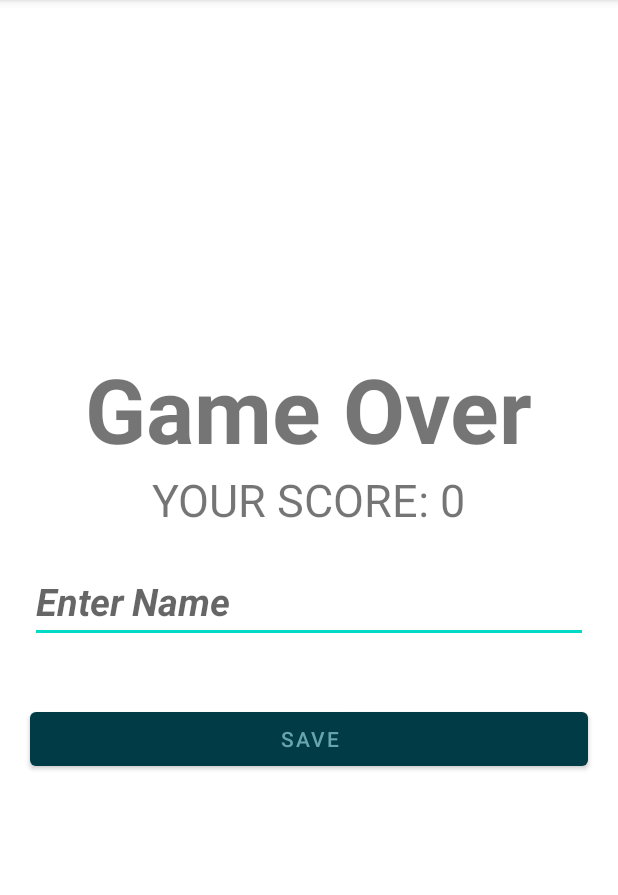
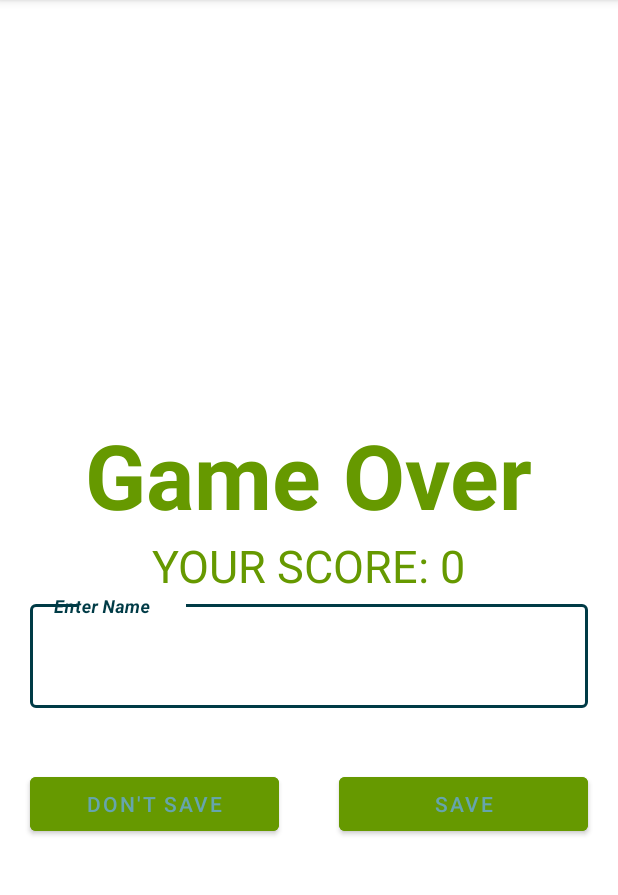
Before and after one commit to eggerandreas/tetris_game, an Android app: the GameOverActivity screen opened directly, with no data from a screen before it, on a phone screen of 412 x 824 dp, the part 84-979 px from its top. Run offline under Robolectric (Android 15) with nearby library versions, the light colour scheme and no system bars; our stand-ins replace Room's generated code.

Commit message:
implemented databse, adjusted layout

```diff
--- a/app/src/main/java/com/tetris/game/AppDatabase.java
+++ b/app/src/main/java/com/tetris/game/AppDatabase.java
@@ -2,10 +2,8 @@ package com.tetris.game;
 
 import androidx.room.Database;
 import androidx.room.RoomDatabase;
-import androidx.room.TypeConverters;
 
 @Database(entities = {Highscore.class}, version = 1)
-@TypeConverters({DatatypeConverter.class})
 public abstract class AppDatabase extends RoomDatabase {
     public abstract HighscoreDao getHighscoreDao();
 }
--- a/app/src/main/java/com/tetris/game/GameOverActivity.java
+++ b/app/src/main/java/com/tetris/game/GameOverActivity.java
@@ -7,17 +7,15 @@ import android.os.Build;
 import android.os.Bundle;
 import android.view.View;
 import android.widget.TextView;
-
 import com.google.android.material.textfield.TextInputEditText;
-
 
 @RequiresApi(api = Build.VERSION_CODES.O)
 public class GameOverActivity extends AppCompatActivity implements View.OnClickListener {
 
     protected AppDatabase db;
     protected TextInputEditText name;
+    protected int ranking;
     protected Highscore highscore;
-    protected int ranking;
 
     @Override
     protected void onCreate(Bundle savedInstanceState) {
@@ -26,17 +24,22 @@ public class GameOverActivity extends AppCompatActivity implements View.OnClickL
 
         db = DatabaseUtils.getAppDatabase(this.getApplicationContext());
 
+        findViewById(R.id.button_donot_save).setOnClickListener(view -> {
+            Intent NoSave = new Intent(this, MainActivity.class);
+            startActivity(NoSave);
+        });
+
         int score = getIntent().getIntExtra("hallo", 0);
         TextView GameOverTxt = (TextView) findViewById(R.id.score);
         GameOverTxt.setText("YOUR SCORE: " + score);
+        name = findViewById(R.id.enter_name);
         ranking = score;
         findViewById(R.id.button_save).setOnClickListener(this);
-
-
     }
 
     @Override
     public void onClick(View view) {
+        highscore = new Highscore();
         highscore.name = name.getText().toString();
         highscore.score = ranking;
 
--- a/app/src/main/java/com/tetris/game/HighscoreDao.java
+++ b/app/src/main/java/com/tetris/game/HighscoreDao.java
@@ -19,7 +19,7 @@ public interface HighscoreDao {
     @Delete
     public void remove(Highscore highscore);
 
-    @Query("SELECT * FROM Highscore")
+    @Query("SELECT * FROM Highscore ORDER BY score DESC LIMIT 5")
     public List<Highscore> getAllHighscores();
 
 }
--- a/app/src/main/java/com/tetris/game/RankingActivity.java
+++ b/app/src/main/java/com/tetris/game/RankingActivity.java
@@ -24,7 +24,7 @@ public class RankingActivity extends AppCompatActivity {
         db = DatabaseUtils.getAppDatabase(this.getApplicationContext());
         adapter = new HighscoreAdapter(db.getHighscoreDao());
 
-        RecyclerView list = findViewById(R.id.task_list);
+        RecyclerView list = findViewById(R.id.score_list);
         list.setAdapter(adapter);
         list.setLayoutManager(new LinearLayoutManager(this));
     }
--- a/app/src/main/res/layout/activity_game_over.xml
+++ b/app/src/main/res/layout/activity_game_over.xml
@@ -6,55 +6,97 @@
     android:layout_height="match_parent"
     tools:context=".GameOverActivity">
 
+    <LinearLayout
+        android:id="@+id/menus"
+        android:layout_width="match_parent"
+        android:layout_height="wrap_content"
+        android:orientation="vertical"
+        app:layout_constraintBottom_toBottomOf="parent"
+        app:layout_constraintEnd_toEndOf="parent"
+        app:layout_constraintStart_toStartOf="parent"
+        app:layout_constraintTop_toTopOf="parent"
+        app:layout_constraintVertical_chainStyle="packed">
+
         <TextView
             android:id="@+id/gameover"
             android:layout_width="wrap_content"
             android:layout_height="wrap_content"
-        android:text="Game Over"
+            android:layout_gravity="center"
+            android:text="@string/game_over"
+            android:textColor="#ff669900"
             android:textSize="60sp"
-        android:textStyle="bold"
-        app:layout_constraintBottom_toTopOf="@+id/score"
-        app:layout_constraintEnd_toEndOf="parent"
-        app:layout_constraintStart_toStartOf="parent"
-        app:layout_constraintTop_toTopOf="parent"
-        app:layout_constraintVertical_chainStyle="packed" />
+            android:textStyle="bold" />
 
         <TextView
             android:id="@+id/score"
             android:layout_width="wrap_content"
             android:layout_height="wrap_content"
+            android:layout_gravity="center"
             android:text="@string/score"
-        android:textSize="30sp"
-        app:layout_constraintBottom_toTopOf="@+id/name"
-        app:layout_constraintEnd_toEndOf="parent"
-        app:layout_constraintStart_toStartOf="parent"
-        app:layout_constraintTop_toBottomOf="@+id/gameover"
-        app:layout_constraintVertical_chainStyle="packed" />
+            android:textColor="#ff669900"
+            android:textSize="30sp" />
 
-    <EditText
+
+        <com.google.android.material.textfield.TextInputLayout
             android:id="@+id/name"
+            style="@style/Widget.MaterialComponents.TextInputLayout.OutlinedBox"
             android:layout_width="match_parent"
             android:layout_height="wrap_content"
-        android:textSize="25sp"
+            android:layout_gravity="center"
             android:textColor="#ff669900"
-        android:textStyle="bold|italic"
-        android:layout_margin="20dp"
-        android:hint="Enter Name"
-        app:layout_constraintBottom_toTopOf="@+id/button_save"
-        app:layout_constraintEnd_toEndOf="parent"
-        app:layout_constraintStart_toStartOf="parent"
-        app:layout_constraintTop_toBottomOf="@+id/score"
-        app:layout_constraintVertical_chainStyle="packed" />
+            android:textColorHint="#ff669900">
 
-    <Button
-        android:id="@+id/button_save"
+            <com.google.android.material.textfield.TextInputEditText
+                android:id="@+id/enter_name"
                 android:layout_width="match_parent"
                 android:layout_height="wrap_content"
                 android:layout_margin="20dp"
-        android:text="@string/save"
+                android:hint="Enter Name"
+                android:textColor="#ff669900"
+                android:textColorHint="#ff669900"
+                android:textSize="25sp"
+                android:textStyle="bold|italic" />
+
+        </com.google.android.material.textfield.TextInputLayout>
+
+    </LinearLayout>
+
+    <LinearLayout
+        android:id="@+id/buttons"
+        android:layout_width="match_parent"
+        android:layout_height="wrap_content"
+        android:orientation="horizontal"
+        app:layout_constraintEnd_toEndOf="parent"
+        app:layout_constraintStart_toStartOf="parent"
+        app:layout_constraintTop_toBottomOf="@+id/menus"
+        app:layout_constraintVertical_chainStyle="packed">
+
+        <Button
+            android:id="@+id/button_donot_save"
+            android:layout_width="match_parent"
+            android:layout_height="wrap_content"
+            android:layout_margin="20dp"
+            android:layout_weight=".50"
+            android:text="@string/donotsave"
+            android:backgroundTint="@android:color/holo_green_dark"
             app:layout_constraintBottom_toBottomOf="parent"
             app:layout_constraintEnd_toEndOf="parent"
             app:layout_constraintStart_toStartOf="parent"
             app:layout_constraintTop_toBottomOf="@+id/name" />
 
+        <Button
+            android:id="@+id/button_save"
+            android:layout_width="match_parent"
+            android:layout_height="match_parent"
+            android:layout_margin="20dp"
+            android:text="@string/save"
+            android:layout_weight=".50"
+            android:backgroundTint="@android:color/holo_green_dark"
+            app:layout_constraintBottom_toBottomOf="parent"
+            app:layout_constraintEnd_toEndOf="parent"
+            app:layout_constraintStart_toStartOf="parent"
+            app:layout_constraintTop_toBottomOf="@+id/name" />
+
+    </LinearLayout>
+
 </androidx.constraintlayout.widget.ConstraintLayout>
--- a/app/src/main/res/layout/activity_ranking.xml
+++ b/app/src/main/res/layout/activity_ranking.xml
@@ -36,7 +36,7 @@
         android:layout_marginBottom="60dp"/>
 
     <androidx.recyclerview.widget.RecyclerView
-        android:id="@+id/task_list"
+        android:id="@+id/score_list"
         android:layout_width="match_parent"
         android:layout_height="0dp"
         android:layout_margin="20dp"
--- a/app/src/main/res/values/strings.xml
+++ b/app/src/main/res/values/strings.xml
@@ -16,4 +16,5 @@
     <string name="score">YOUR SCORE: </string>
     <string name="highscores">HIGHSCORES</string>
     <string name="ranking_list">RANKING LIST</string>
+    <string name="donotsave">DON\'T SAVE</string>
 </resources>
--- a/build.gradle
+++ b/build.gradle
@@ -5,7 +5,7 @@ buildscript {
         mavenCentral()
     }
     dependencies {
-        classpath "com.android.tools.build:gradle:7.0.3"
+        classpath 'com.android.tools.build:gradle:7.1.1'
 
         // NOTE: Do not place your application dependencies here; they belong
         // in the individual module build.gradle files
```
Also changed, not shown: app/src/main/java/com/tetris/game/Highscore.java (+4 -4 lines), app/src/main/java/com/tetris/game/HighscoreAdapter.java (+6 -5 lines), app/src/main/res/layout/activity_main.xml (+6 -4 lines), app/src/main/res/layout/highscore.xml (deleted, +0 -30 lines), app/src/main/res/layout/highscore_item.xml (added, +31 -0 lines), app/src/main/java/com/tetris/game/MainActivity.java (line endings or trailing spaces), gradle/wrapper/gradle-wrapper.properties. Lines whose indentation alone changed are shown as unchanged.
